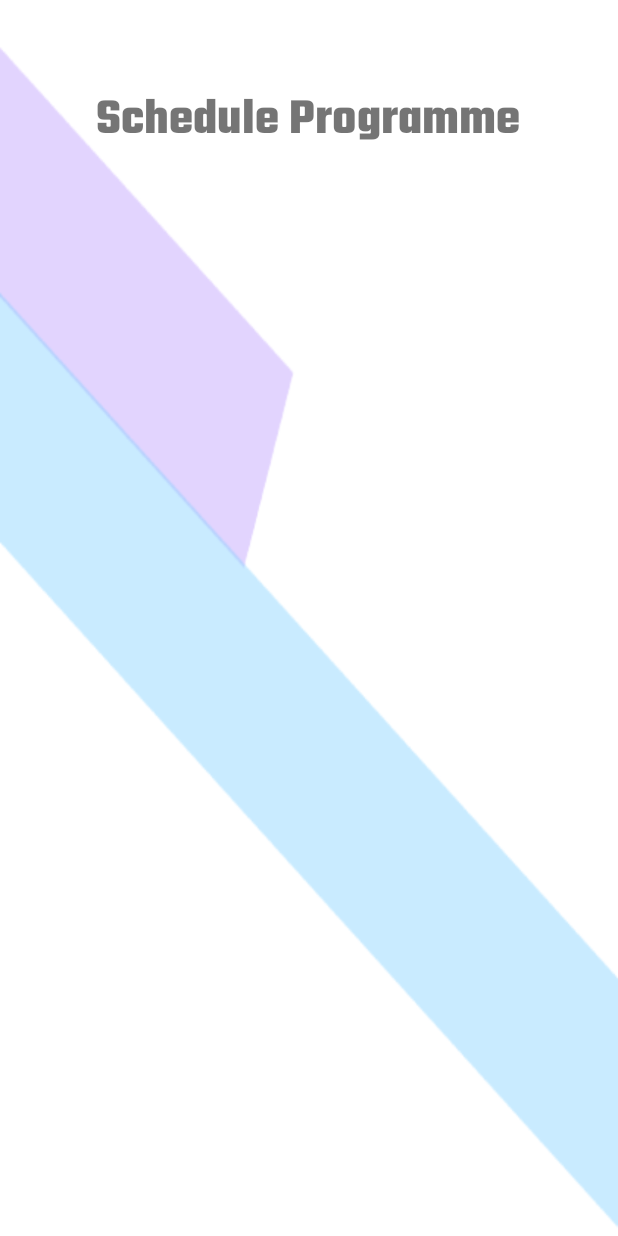
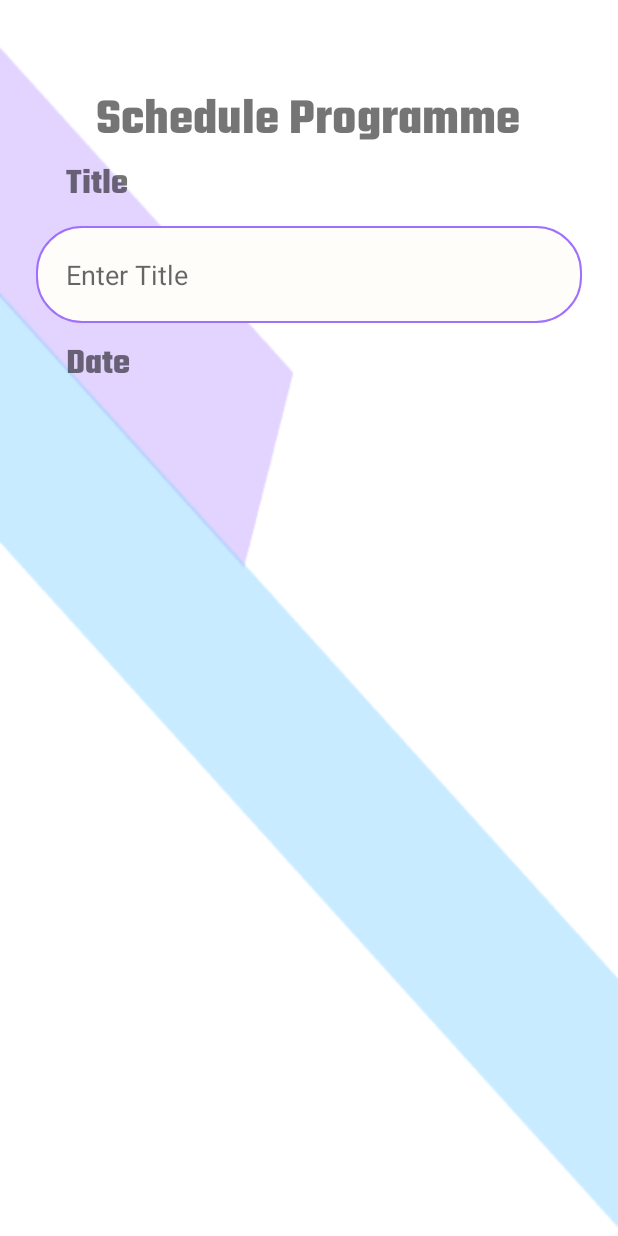
Before and after one commit to DCS-RSD/Jobscoon, an Android app: the layout activity_add_career_development.xml on its own in the app's theme, with its tools: preview values and no code run, on a phone screen of 412 x 824 dp. Run offline under Robolectric (Android 15) with nearby library versions, the phone set to English and light mode, and no system bars.

Commit message:
Update activity_add_career_development.xml

```diff
--- a/app/src/main/res/layout/activity_add_career_development.xml
+++ b/app/src/main/res/layout/activity_add_career_development.xml
@@ -22,4 +22,41 @@
         app:layout_constraintStart_toStartOf="parent"
         app:layout_constraintTop_toTopOf="parent" />
 
+    <ScrollView
+        android:layout_width="404dp"
+        android:layout_height="533dp"
+        app:layout_constraintEnd_toEndOf="parent"
+        app:layout_constraintStart_toStartOf="parent"
+        app:layout_constraintTop_toBottomOf="@+id/scheduleProgramme">
+        <LinearLayout
+            android:layout_width="match_parent"
+            android:layout_height="match_parent"
+            android:gravity="center"
+            android:orientation="vertical">
+            <TextView
+                style="@style/heading2"
+                android:layout_width="match_parent"
+                android:layout_height="wrap_content"
+                android:paddingLeft="40sp"
+                android:text="Title" />
+
+            <EditText
+                android:id="@+id/title"
+                style="@style/input"
+                android:layout_width="match_parent"
+                android:layout_height="wrap_content"
+                android:background="@drawable/input_layout"
+                android:ems="10"
+                android:hint="Enter Title" />
+
+            <TextView
+                style="@style/heading2"
+                android:layout_width="match_parent"
+                android:layout_height="wrap_content"
+                android:paddingLeft="40sp"
+                android:text="Date" />
+
+        </LinearLayout>
+    </ScrollView>
+
 </androidx.constraintlayout.widget.ConstraintLayout>
```
